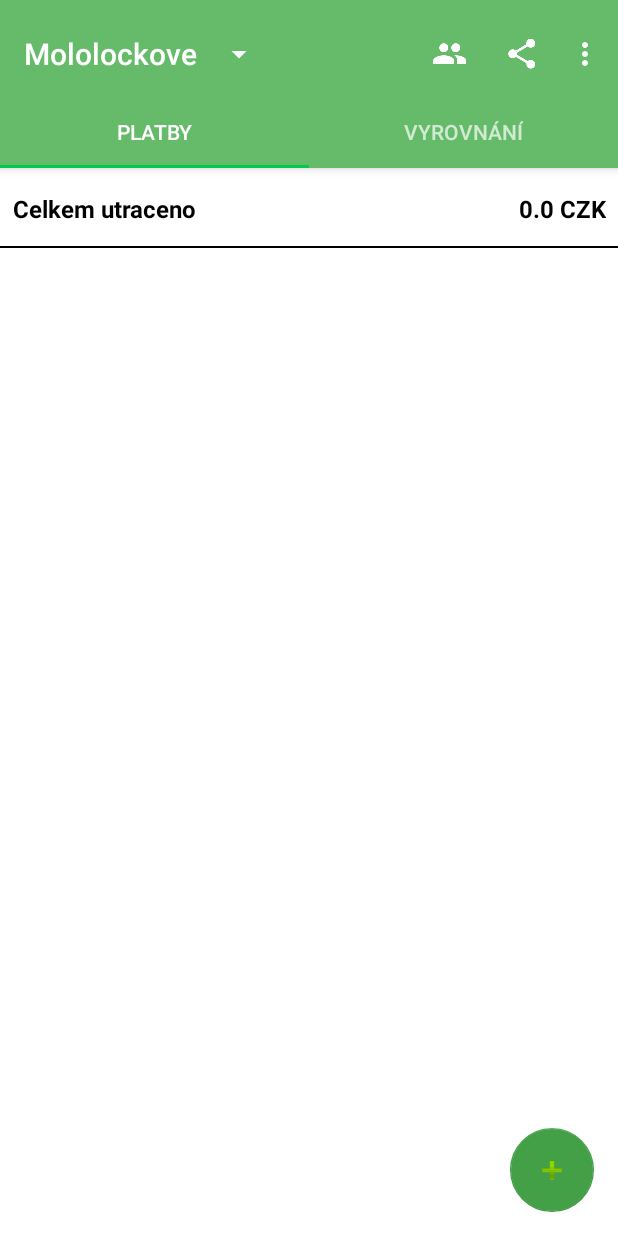
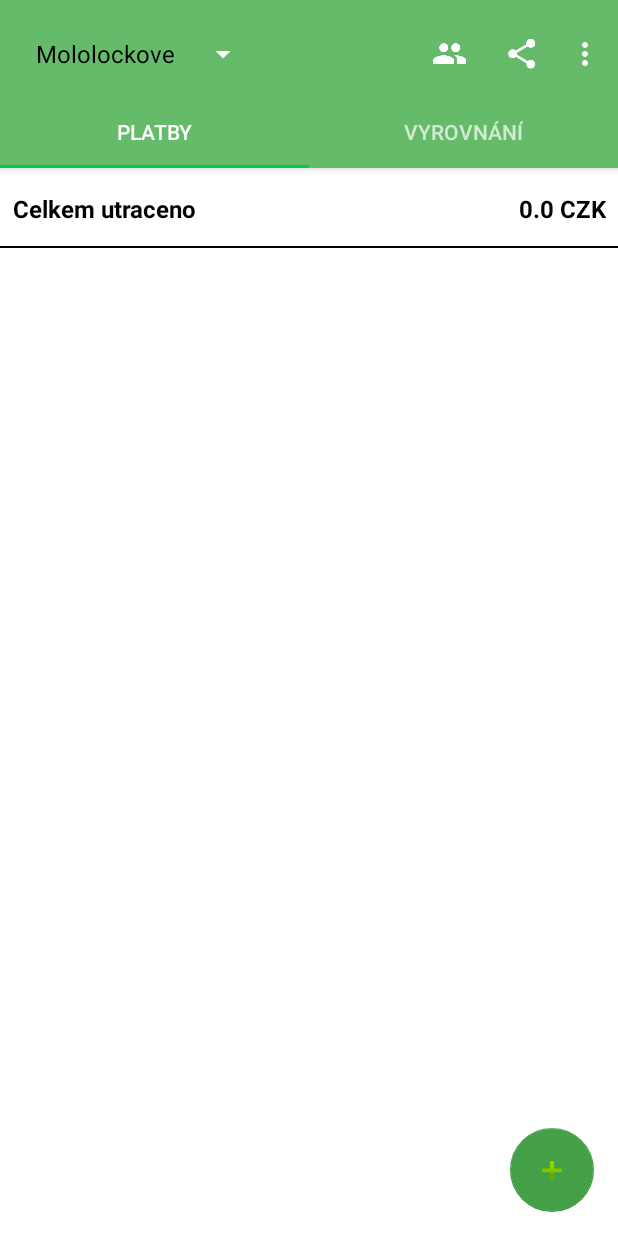
Before and after one commit to milandufek/DluznicekLite, an Android app: the screen it shows after launch (MainActivity), on a phone screen of 412 x 824 dp. Run offline under Robolectric (Android 15) with nearby library versions, the phone set to English and light mode, and no system bars; libraries missing offline, so code that uses them is left out: com.facebook.stetho; 1 statement that could not run was skipped.

Commit message:
Dropdown select title

```diff
--- a/app/build.gradle
+++ b/app/build.gradle
@@ -47,4 +47,5 @@ dependencies {
 
     // SQL explorer
     implementation 'com.facebook.stetho:stetho:1.5.0'
+    implementation 'org.jetbrains:annotations:15.0'
 }
--- a/app/src/main/java/cz/milandufek/dluzniceklite/MainActivity.java
+++ b/app/src/main/java/cz/milandufek/dluzniceklite/MainActivity.java
@@ -21,11 +21,16 @@ import android.os.Bundle;
 import android.util.Log;
 import android.view.Menu;
 import android.view.MenuItem;
+import android.view.View;
+import android.widget.AdapterView;
+import android.widget.ArrayAdapter;
+import android.widget.Spinner;
 
 import com.facebook.stetho.Stetho;
 
 import java.util.ArrayList;
 import java.util.List;
+import java.util.Objects;
 
 public class MainActivity extends AppCompatActivity {
 
@@ -48,8 +53,45 @@ public class MainActivity extends AppCompatActivity {
         }
 
         Toolbar toolbar = findViewById(R.id.toolbar_main);
-        toolbar.setTitle(getActiveGroupName());
         setSupportActionBar(toolbar);
+
+        // spinner with group names
+        //TextView toolbarTitle = findViewById(R.id.main_toolbar_title);
+
+        List<Group> groups = new GroupRepo().getAllGroups();
+        if (! groups.isEmpty()) {
+            Objects.requireNonNull(getSupportActionBar()).setDisplayShowTitleEnabled(false);
+
+            List<String> groupNames = new ArrayList<>();
+            List<Integer> groupIds = new ArrayList<>();
+            for (Group group : groups) {
+                groupIds.add(group.getId());
+                groupNames.add(group.getName());
+            }
+
+            final ArrayAdapter<String> groupAdapter = new ArrayAdapter<>(this,
+                    android.R.layout.simple_spinner_dropdown_item, groupNames);
+            Spinner selectTitle = findViewById(R.id.spinner_main_title);
+            selectTitle.setAdapter(groupAdapter);
+            selectTitle.setSelection(groupIds.indexOf(getActiveGroupId()));
+
+            selectTitle.setOnItemSelectedListener(new AdapterView.OnItemSelectedListener() {
+                @Override
+                public void onItemSelected(AdapterView<?> parent, View view, int position, long id) {
+                    MyPreferences sp = new MyPreferences(getApplicationContext());
+                    if (sp.getActiveGroupId() != groupIds.get(position)) {
+                        sp.setActiveGroupId(groupIds.get(position));
+                        sp.setActiveGroupName(groupNames.get(position));
+                        refreshActivity();
+                    }
+                }
+
+                @Override
+                public void onNothingSelected(AdapterView<?> parent) { }
+            });
+        }
+
+
 
         // Set up the ViewPager with the sections adapter.
         ViewPager viewPager = findViewById(R.id.ll_group_container);
@@ -69,6 +111,7 @@ public class MainActivity extends AppCompatActivity {
 
     /**
      * Setup view pager for tab fragments
+     *
      * @param viewPager
      */
     private void setupViewPager(ViewPager viewPager) {
@@ -86,6 +129,7 @@ public class MainActivity extends AppCompatActivity {
 
     /**
      * Get active from name from SharedPreferences
+     *
      * @return String
      */
     private String getActiveGroupName() {
@@ -93,22 +137,33 @@ public class MainActivity extends AppCompatActivity {
         return sp.getActiveGroupName();
     }
 
+    private int getActiveGroupId() {
+        MyPreferences sp = new MyPreferences(this);
+        return sp.getActiveGroupId();
+    }
+
+    private void refreshActivity() {
+        Intent newActivity = new Intent(this, MainActivity.class);
+        newActivity.setFlags(Intent.FLAG_ACTIVITY_NEW_TASK | Intent.FLAG_ACTIVITY_CLEAR_TASK);
+        this.startActivity(newActivity);
+    }
+
     private void initCurrencies() {
         List<Currency> currencies = new ArrayList<>();
-        currencies.add(new Currency(0,"CZK","Česká Republika",
-                1,1,1,true,false));
-        currencies.add(new Currency(1,"USD","USA",
-                1,20,1,false,true));
-        currencies.add(new Currency(2,"EUR","EMU",
-                1,25,1,false,true));
-        currencies.add(new Currency(3,"DNG","Vietnam",
-                1000,0.97,1,false,true));
-        currencies.add(new Currency(4,"LKR","Srí Lanka",
-                7,7,1,false,true));
-        currencies.add(new Currency(5,"GPB","Velká Británie",
-                1,29.5,1,false,true));
-        currencies.add(new Currency(6,"ISK","Island",
-                100,20.5,1,false,true));
+        currencies.add(new Currency(0, "CZK", "Česká Republika",
+                1, 1, 1, true, false));
+        currencies.add(new Currency(1, "USD", "USA",
+                1, 20, 1, false, true));
+        currencies.add(new Currency(2, "EUR", "EMU",
+                1, 25, 1, false, true));
+        currencies.add(new Currency(3, "DNG", "Vietnam",
+                1000, 0.97, 1, false, true));
+        currencies.add(new Currency(4, "LKR", "Srí Lanka",
+                7, 7, 1, false, true));
+        currencies.add(new Currency(5, "GPB", "Velká Británie",
+                1, 29.5, 1, false, true));
+        currencies.add(new Currency(6, "ISK", "Island",
+                100, 20.5, 1, false, true));
         CurrencyRepo currencyRepo = new CurrencyRepo();
         for (Currency currency : currencies) {
             long result = currencyRepo.insertCurrency(currency);
@@ -128,8 +183,8 @@ public class MainActivity extends AppCompatActivity {
 
         // insert groups & members
         String groupName = "Mololockove";
-        long groupId = groupRepo.insertGroup(new Group(0,groupName, 2, "Mock mock"));
-        String[] groupMembers = { "Mock", "Lock", "Nock", "Clock", "Qock", "Lolock" };
+        long groupId = groupRepo.insertGroup(new Group(0, groupName, 2, "Mock mock"));
+        String[] groupMembers = {"Mock", "Lock", "Nock", "Clock", "Qock", "Lolock"};
         Log.d(TAG, "refillTestData: group inserted: id = " + groupId);
         for (String member : groupMembers) {
             GroupMember groupMember = new GroupMember(0, (int) groupId, member, null, null, null, false);
@@ -143,6 +198,7 @@ public class MainActivity extends AppCompatActivity {
 
     /**
      * Inflate the menu
+     *
      * @param menu
      * @return boolean
      */
@@ -154,6 +210,7 @@ public class MainActivity extends AppCompatActivity {
 
     /**
      * hHandle activity item from menu
+     *
      * @param item
      * @return selected item
      */
@@ -189,7 +246,7 @@ public class MainActivity extends AppCompatActivity {
     }
 
     @Override
-    protected void onPause(){
+    protected void onPause() {
         super.onPause();
     }
 }
--- a/app/src/main/res/layout/activity_main.xml
+++ b/app/src/main/res/layout/activity_main.xml
@@ -22,18 +22,28 @@
             android:layout_weight="1"
             app:layout_scrollFlags="scroll|enterAlways"
             app:popupTheme="@style/AppTheme.PopupOverlay"
-            app:title="@string/app_name">
+            app:title="@string/app_name"
+            android:focusable="true"
+            android:clickable="true">
 
-            <!-- TODO spinner to select/show active group -->
+            <!--<TextView-->
+                <!--android:id="@+id/main_toolbar_title"-->
+                <!--style="@style/TextAppearance.Widget.AppCompat.Toolbar.Title"-->
+                <!--android:layout_width="wrap_content"-->
+                <!--android:layout_height="match_parent"-->
+                <!--android:gravity="center_vertical"-->
+                <!--android:text="XXX \u25BE"-->
+                <!--android:background="?attr/selectableItemBackground"/>-->
+
             <android.support.v7.widget.AppCompatSpinner
                 android:id="@+id/spinner_main_title"
                 android:layout_width="wrap_content"
                 android:layout_height="match_parent"
-                android:spinnerMode="dropdown">
+                android:popupTheme="@style/AppTheme.PopupOverlay"
+                android:spinnerMode="dialog">
             </android.support.v7.widget.AppCompatSpinner>
 
         </android.support.v7.widget.Toolbar>
-
 
         <android.support.design.widget.TabLayout
             android:id="@+id/tabs_main_activity"
@@ -51,6 +61,7 @@
                 android:layout_height="wrap_content" />
 
         </android.support.design.widget.TabLayout>
+
     </android.support.design.widget.AppBarLayout>
 
     <android.support.v4.view.ViewPager
@@ -69,12 +80,4 @@
         app:elevation="0dp"
         app:srcCompat="@android:drawable/ic_input_add" />
 
-    <!--<ProgressBar-->
-    <!--android:id="@+id/progressBar"-->
-    <!--android:theme="@style/Widget.AppCompat.ProgressBar"-->
-    <!--android:layout_width="wrap_content"-->
-    <!--android:layout_height="wrap_content"-->
-    <!--android:layout_gravity="center"-->
-    <!--android:indeterminate="true" />-->
-
 </android.support.design.widget.CoordinatorLayout>
--- a/app/src/main/res/values/styles.xml
+++ b/app/src/main/res/values/styles.xml
@@ -25,4 +25,9 @@
         <item name="android:textSize">20sp</item>
     </style>
 
+    <style name="ToolBarSpinnerItem" parent="@style/AppTheme.PopupOverlay">
+        <item name="android:textSize">22sp</item>
+        <item name="android:textColor">@color/colorWhite</item>
+    </style>
+
 </resources>
```
